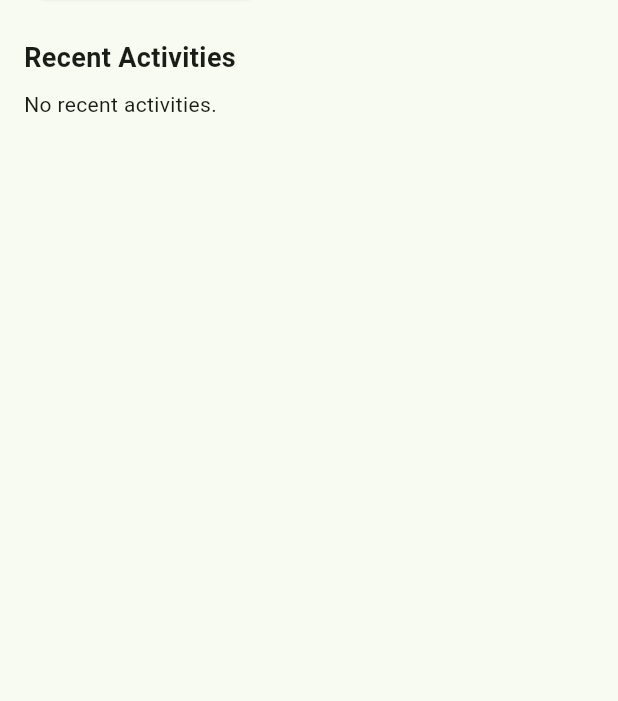
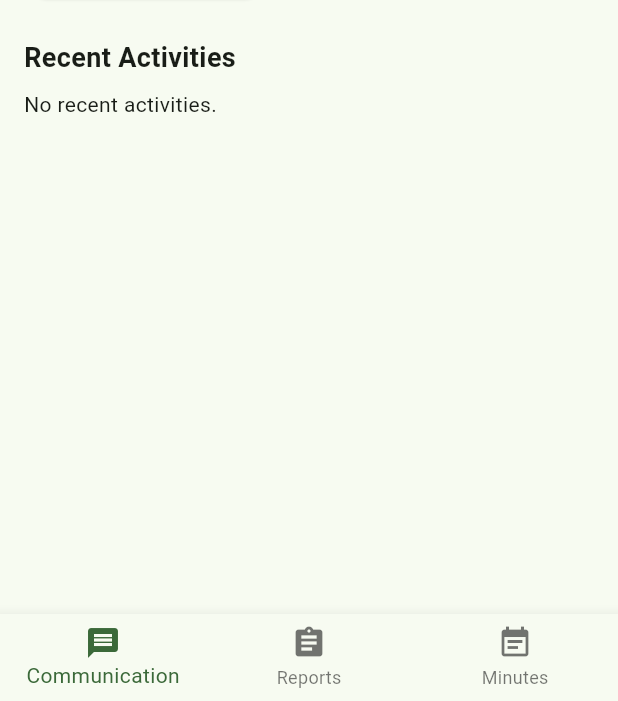
Before and after one commit to Techflux0/Farming, a Flutter app: the SecretaryHomeScreen screen opened directly, on a phone screen of 412 x 824 dp, the part 535-1236 px from its top. Run offline on Flutter 3.47's test engine with Material 3 defaults, Android fonts, the phone set to English and light mode, and no system bars; our stand-ins replace cloud_firestore, firebase_auth, firebase_core, geolocator, google_sign_in, image_picker and 3 more; accounts and stored records are empty.

Commit message:
Bottom nav at secretary page

```diff
--- a/lib/secretary/home.dart
+++ b/lib/secretary/home.dart
@@ -1,8 +1,5 @@
 import 'package:flutter/material.dart';
 import 'package:cloud_firestore/cloud_firestore.dart';
-import 'communication.dart';
-import 'minutes.dart';
-import 'reports.dart';
 
 class SecretaryHomeScreen extends StatefulWidget {
   const SecretaryHomeScreen({super.key});
@@ -20,6 +17,7 @@ class _SecretaryHomeScreenState extends State<SecretaryHomeScreen> {
   int _farmers = 0;
   int _members = 0;
   bool _isLoading = true;
+  int _currentIndex = 0;
 
   @override
   void initState() {
@@ -62,30 +60,7 @@ class _SecretaryHomeScreenState extends State<SecretaryHomeScreen> {
     final Color primaryColor = Theme.of(context).primaryColor;
     final Color cardColor = Colors.blue[50]!;
 
-    return Scaffold(
-      appBar: AppBar(
-        title: Row(
-          children: [
-            const Icon(Icons.verified_user, color: Colors.white),
-            const SizedBox(width: 8),
-            const Text('Secretary Home'),
-            const Spacer(),
-            Container(
-              padding: const EdgeInsets.symmetric(horizontal: 12, vertical: 4),
-              decoration: BoxDecoration(
-                color: Colors.white24,
-                borderRadius: BorderRadius.circular(16),
-              ),
-              child: const Text(
-                'Role: Secretary',
-                style: TextStyle(color: Colors.white, fontWeight: FontWeight.bold),
-              ),
-            ),
-          ],
-        ),
-        backgroundColor: primaryColor,
-      ),
-      body: _isLoading
+    Widget bodyContent = _isLoading
         ? const Center(child: CircularProgressIndicator())
         : SingleChildScrollView(
             child: Padding(
@@ -102,10 +77,7 @@ class _SecretaryHomeScreenState extends State<SecretaryHomeScreen> {
                         icon: Icons.message,
                         color: Colors.blue,
                         onTap: () {
-                            Navigator.push(
-                              context,
-                              MaterialPageRoute(builder: (context) => CommunicationHomeScreen()),
-                            );
+                          setState(() => _currentIndex = 0);
                         },
                       ),
                       _DashboardCard(
@@ -113,10 +85,7 @@ class _SecretaryHomeScreenState extends State<SecretaryHomeScreen> {
                         icon: Icons.assignment,
                         color: Colors.green,
                         onTap: () {
-                            Navigator.push(
-                              context,
-                              MaterialPageRoute(builder: (context) => ReportsHomeScreen()),
-                            );
+                          setState(() => _currentIndex = 1);
                         },
                       ),
                       _DashboardCard(
@@ -124,10 +93,7 @@ class _SecretaryHomeScreenState extends State<SecretaryHomeScreen> {
                         icon: Icons.event_note,
                         color: Colors.orange,
                         onTap: () {
-                            Navigator.push(
-                              context,
-                              MaterialPageRoute(builder: (context) => MinutesHomeScreen()),
-                            );
+                          setState(() => _currentIndex = 2);
                         },
                       ),
                     ],
@@ -166,6 +132,71 @@ class _SecretaryHomeScreenState extends State<SecretaryHomeScreen> {
                 ],
               ),
             ),
+          );
+
+    // For demonstration, you can swap the body based on the selected tab if you want dedicated screens:
+      //Widget bodyContent;
+      //switch (_currentIndex) {
+      //  case 0:
+      //    bodyContent = CommunicationScreen();
+      //    break;
+      //  case 1:
+      //    bodyContent = ReportsHomeScreen();
+      //    break;
+      //  case 2:
+      //    bodyContent = MinutesHomeScreen();
+      //    break;
+      // default:
+      //    bodyContent = ...;
+      // }
+
+    return Scaffold(
+      appBar: AppBar(
+        title: Row(
+          children: [
+            const Icon(Icons.verified_user, color: Colors.white),
+            const SizedBox(width: 8),
+            const Text('Secretary Home'),
+            const Spacer(),
+            Container(
+              padding: const EdgeInsets.symmetric(horizontal: 12, vertical: 4),
+              decoration: BoxDecoration(
+                color: Colors.white24,
+                borderRadius: BorderRadius.circular(16),
+              ),
+              child: const Text(
+                'Role: Secretary',
+                style: TextStyle(color: Colors.white, fontWeight: FontWeight.bold),
+              ),
+            ),
+          ],
+        ),
+        backgroundColor: primaryColor,
+      ),
+      body: bodyContent,
+      bottomNavigationBar: BottomNavigationBar(
+        currentIndex: _currentIndex,
+        onTap: (index) {
+          setState(() {
+            _currentIndex = index;
+            // Optionally, you can navigate to different screens here
+            // For now, just update the index
+          });
+        },
+        items: const [
+          BottomNavigationBarItem(
+            icon: Icon(Icons.message),
+            label: 'Communication',
+          ),
+          BottomNavigationBarItem(
+            icon: Icon(Icons.assignment),
+            label: 'Reports',
+          ),
+          BottomNavigationBarItem(
+            icon: Icon(Icons.event_note),
+            label: 'Minutes',
+          ),
+        ],
       ),
     );
   }
--- a/lib/vet/animals.dart
+++ b/lib/vet/animals.dart
@@ -257,7 +257,7 @@ class _VeterinaryLivestockPageState extends State<VeterinaryLivestockPage> {
                                 _buildDetailRow('Gender', data['gender']),
                                 _buildDetailRow(
                                   'Price',
-                                  '\Kes${data['price']}',
+                                  'Kes${data['price']}',
                                 ),
                                 if (data['gender'] == 'female')
                                   _buildDetailRow(
--- a/lib/vet/drugs.dart
+++ b/lib/vet/drugs.dart
@@ -298,7 +298,7 @@ class _FarmerDrugsPageState extends State<FarmerDrugsPage> {
                   : _firestore
                         .collection('drugs')
                         .where('name', isGreaterThanOrEqualTo: _searchQuery)
-                        .where('name', isLessThan: _searchQuery + 'z')
+                        .where('name', isLessThan: '${_searchQuery}z')
                         .snapshots(),
               builder: (context, snapshot) {
                 if (snapshot.connectionState == ConnectionState.waiting) {
@@ -371,10 +371,10 @@ class _FarmerDrugsPageState extends State<FarmerDrugsPage> {
                               child: ListTile(
                                 leading: CircleAvatar(
                                   backgroundColor: Colors.grey[200],
-                                  child: _buildDrugIcon(data['category']),
                                   foregroundImage: data['imageUrl'] != null
                                       ? NetworkImage(data['imageUrl'])
                                       : null,
+                                  child: _buildDrugIcon(data['category']),
                                 ),
                                 title: Text(
                                   data['name'],
```
Lines whose indentation alone changed are shown as unchanged.
